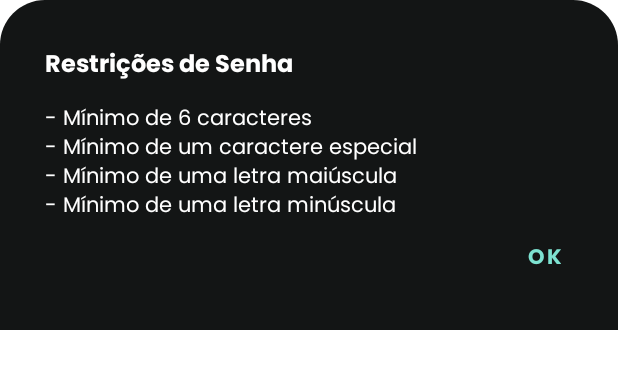
After one commit to Balancefy/android-balancefy, an Android app: the layout password_requirments_bottom_sheet.xml on its own in the app's theme, with its tools: preview values and no code run, on a phone screen of 412 x 824 dp. The commit adds this screen. Shown: the top 369 px of the screen. Run offline under Robolectric (Android 15) with nearby library versions, the phone set to English and light mode, and no system bars.

Commit message:
add validations and password requirements

```diff
--- /dev/null
+++ b/app/src/main/res/layout/password_requirments_bottom_sheet.xml
@@ -0,0 +1,38 @@
+<ScrollView xmlns:android="http://schemas.android.com/apk/res/android"
+    android:layout_width="match_parent"
+    android:layout_height="wrap_content"
+    android:background="@drawable/bg_bottom_sheet_dialog"
+    android:padding="30dp">
+
+    <LinearLayout
+        android:layout_width="match_parent"
+        android:layout_height="wrap_content"
+        android:orientation="vertical">
+
+        <TextView
+            android:layout_width="match_parent"
+            android:layout_height="wrap_content"
+            android:text="@string/password_requirments_title"
+            android:textColor="@color/white"
+            android:textStyle="bold"
+            android:textSize="16sp" />
+
+        <TextView
+            android:layout_marginTop="10dp"
+            android:layout_width="match_parent"
+            android:layout_height="wrap_content"
+            android:text="@string/password_requirments"
+            android:textColor="@color/white"/>
+
+        <com.google.android.material.button.MaterialButton
+            android:id="@+id/btn_next"
+            style="@style/Widget.MaterialComponents.Button.TextButton"
+            android:layout_width="match_parent"
+            android:layout_height="40dp"
+            android:textAlignment="textEnd"
+            android:textColor="@color/green_balancefy"
+            android:textFontWeight="800"
+            android:text="ok" />
+
+    </LinearLayout>
+</ScrollView>
--- a/app/src/main/res/values/strings.xml
+++ b/app/src/main/res/values/strings.xml
@@ -40,4 +40,9 @@
     <string name="error_different_pass">Senhas devem ser iguais</string>
     <string name="select_date">Selecione data</string>
     <string name="register_error">Falha ao cadastrar. Tente novamente mais tarde!</string>
+    <string name="password_requirments">- Mínimo de 6 caracteres\n- Mínimo de um caractere especial\n- Mínimo de uma letra maiúscula\n- Mínimo de uma letra minúscula</string>
+    <string name="password_requirments_title">Restrições de Senha</string>
+    <string name="error_invalid_pass">Senha não atende os requisitos</string>
+    <string name="error_invalid_field">Campo inválido</string>
+    <string name="error_less_interests">Selecione ao menos 3 interesses</string>
 </resources>
```
Also changed, not shown: app/src/main/java/com/balancefy/balancefyapp/activities/RegisterActivity.kt (+43 -6 lines), app/src/main/java/com/balancefy/balancefyapp/activities/RegisterStep2Activity.kt (+8 -0 lines), app/src/main/res/drawable/ic_attention.xml (added, +14 -0 lines), app/src/main/res/layout/activity_register.xml (+7 -0 lines), app/src/main/res/values-night/themes.xml (+11 -1 lines), app/src/main/res/values/themes.xml (+9 -0 lines).
